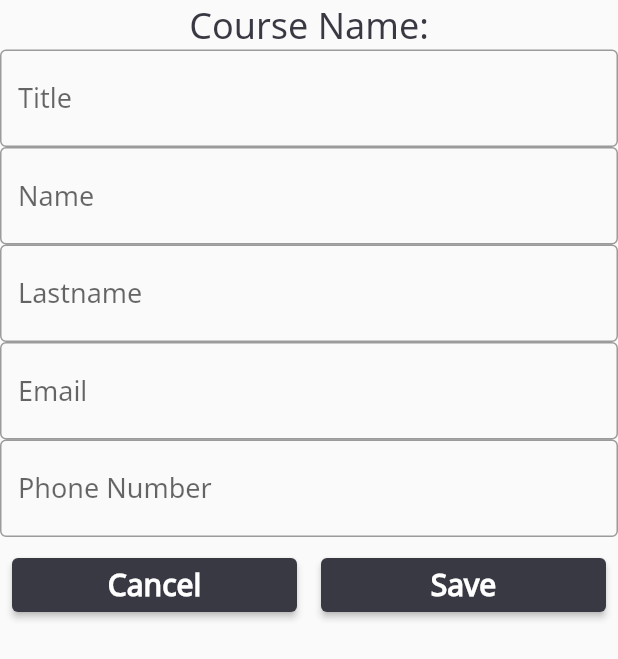
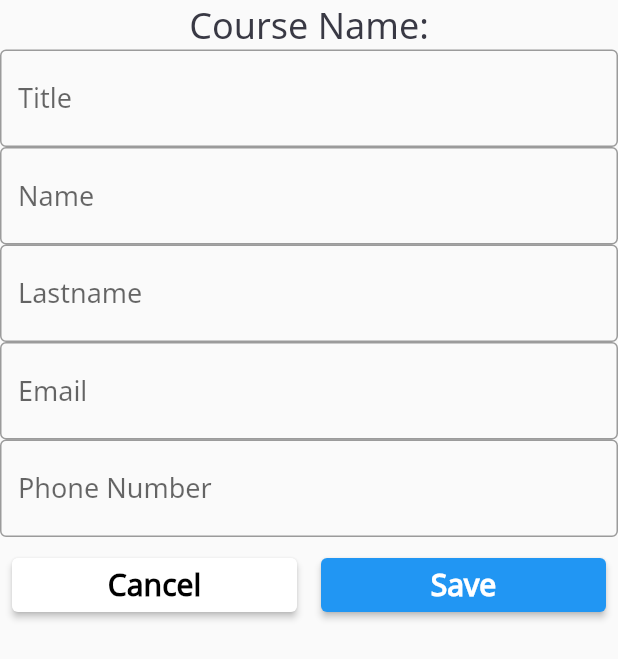
Before and after one commit to ODDS-TEAM/oddsHub-mobile, a Flutter app: the RegistrationScreen screen opened directly, on a phone screen of 412 x 824 dp. Shown: the top 659 px of the screen. Run offline on Flutter 3.47's test engine with Material 2 defaults, Android fonts, the phone set to English and light mode, and no system bars.

Commit message:
change register button style

```diff
--- a/lib/presentation/journey/Registration/registration_screen.dart
+++ b/lib/presentation/journey/Registration/registration_screen.dart
@@ -52,7 +52,11 @@ class _RegistrationScreen extends State<RegistrationScreen> {
                   margin: const EdgeInsets.all(8),
                   child: ElevatedButton(
                     onPressed: () => {},
-                    child: const Text('Cancel'),
+                    style: ElevatedButton.styleFrom(primary: Colors.white),
+                    child: const Text(
+                      'Cancel',
+                      style: TextStyle(color: Colors.black),
+                    ),
                   ),
                 ),
               ),
@@ -61,6 +65,7 @@ class _RegistrationScreen extends State<RegistrationScreen> {
                   margin: const EdgeInsets.all(8),
                   child: ElevatedButton(
                     onPressed: () => {},
+                    style: ElevatedButton.styleFrom(primary: Colors.blue),
                     child: const Text('Save'),
                   ),
                 ),
```
